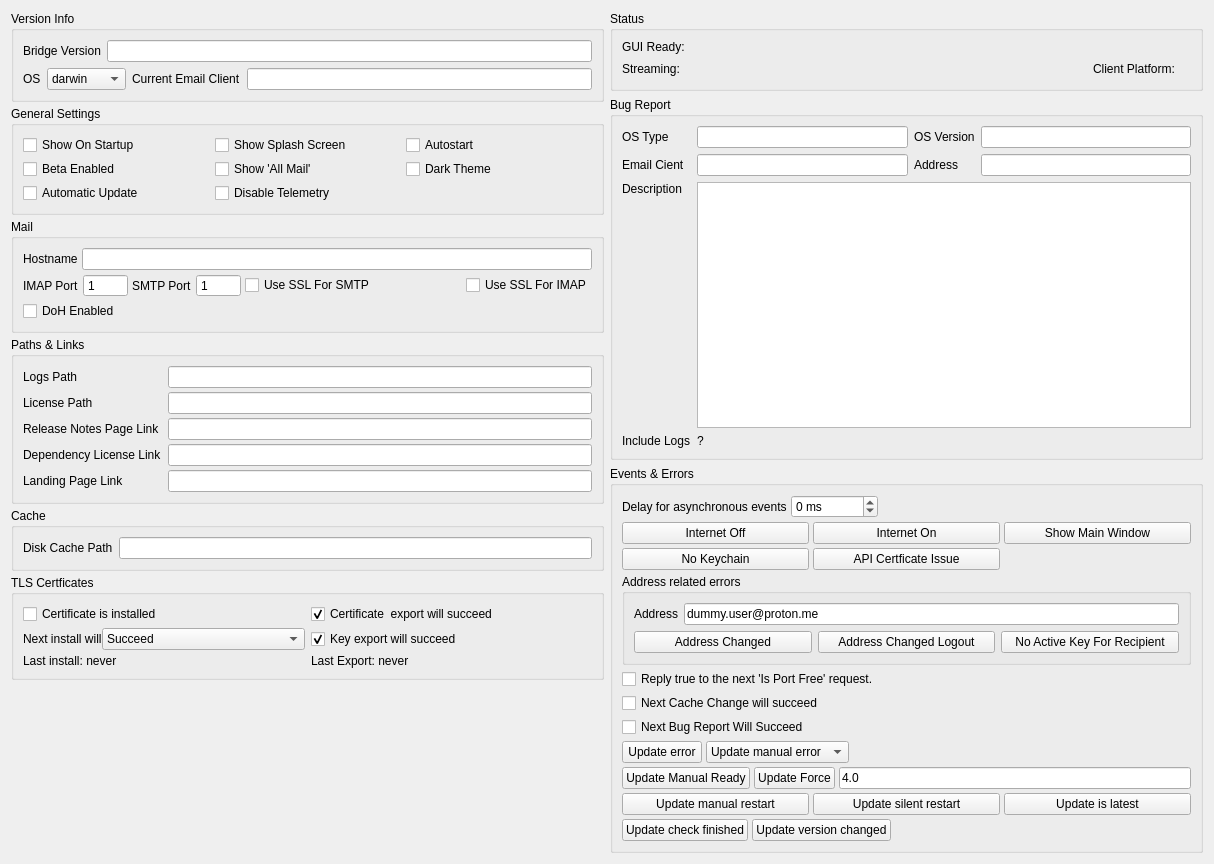
Old version of the form internal/frontend/bridge-gui/bridge-gui-tester/Tabs/SettingsTab.ui in the repository ProtonMail/proton-bridge.
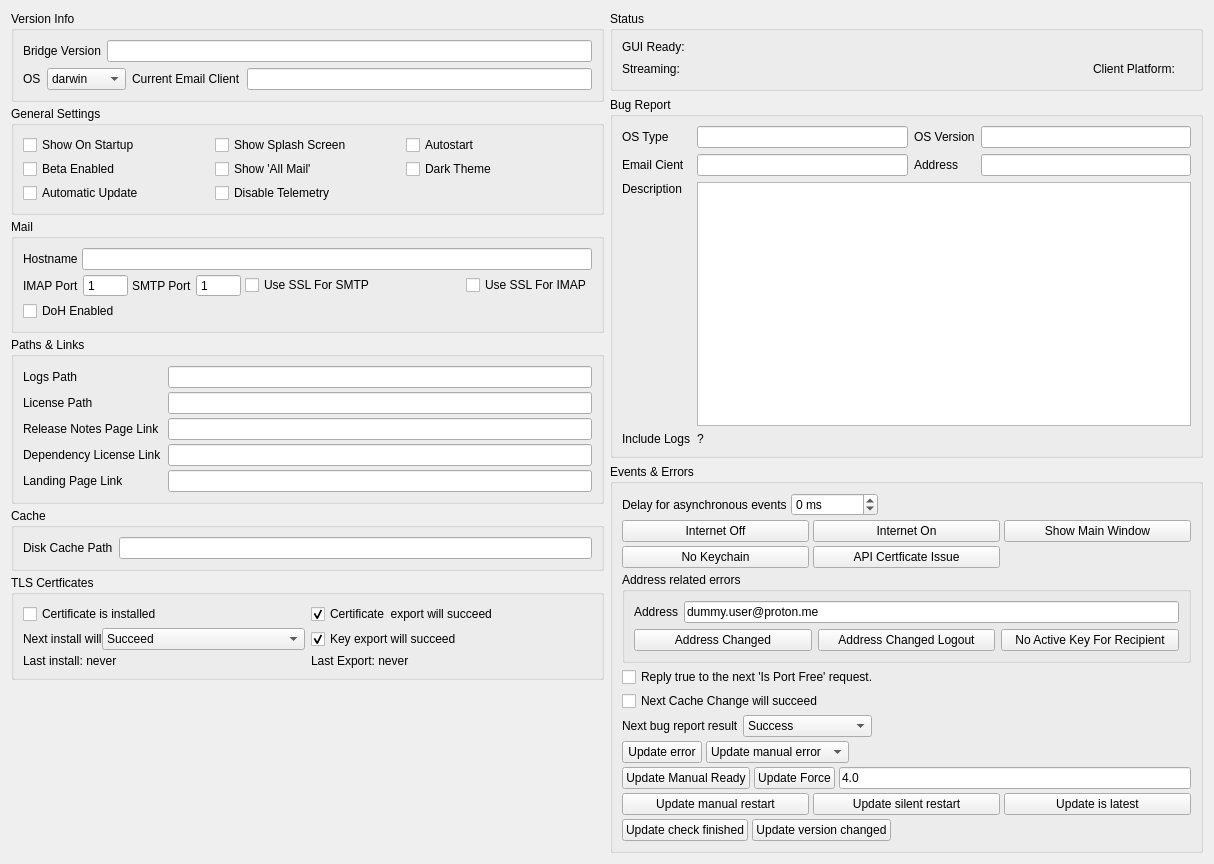
New version of the form.

Commit message: feat(GODT-3046): added ReportBugFallback event support in bridge-gui.

Patch:
```diff
--- a/internal/frontend/bridge-gui/bridge-gui-tester/Tabs/SettingsTab.ui
+++ b/internal/frontend/bridge-gui/bridge-gui-tester/Tabs/SettingsTab.ui
@@ -925,11 +925,47 @@
            </widget>
           </item>
           <item>
-           <widget class="QCheckBox" name="checkNextBugReportWillSucceed">
-            <property name="text">
-             <string>Next Bug Report Will Succeed</string>
-            </property>
-           </widget>
+           <layout class="QHBoxLayout" name="horizontalLayout_13">
+            <item>
+             <widget class="QLabel" name="labelNextBugReportResult">
+              <property name="text">
+               <string>Next bug report result</string>
+              </property>
+             </widget>
+            </item>
+            <item>
+             <widget class="QComboBox" name="comboBugReportResult">
+              <item>
+               <property name="text">
+                <string>Success</string>
+               </property>
+              </item>
+              <item>
+               <property name="text">
+                <string>Error</string>
+               </property>
+              </item>
+              <item>
+               <property name="text">
+                <string>Data sharing error</string>
+               </property>
+              </item>
+             </widget>
+            </item>
+            <item>
+             <spacer name="horizontalSpacer_2">
+              <property name="orientation">
+               <enum>Qt::Horizontal</enum>
+              </property>
+              <property name="sizeHint" stdset="0">
+               <size>
+                <width>40</width>
+                <height>1</height>
+               </size>
+              </property>
+             </spacer>
+            </item>
+           </layout>
           </item>
           <item>
            <layout class="QHBoxLayout" name="horizontalLayout_16">
```
Left out of the diff: 1 changed line with no effect on the pictures. The commit also changes 5 other files.
